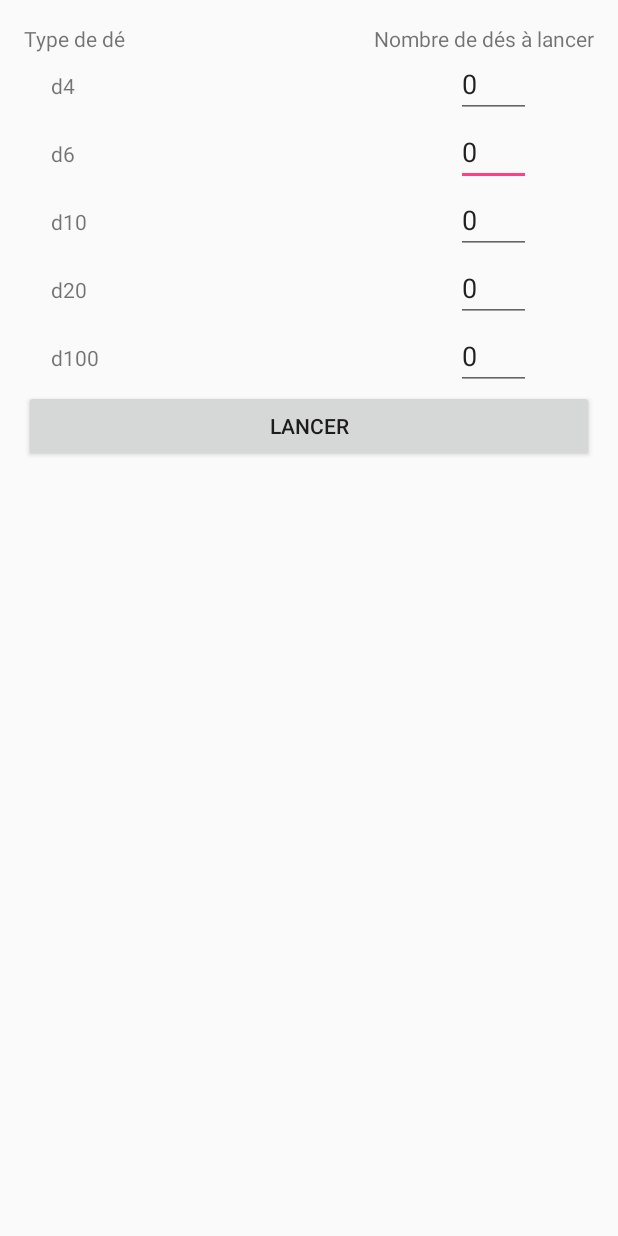
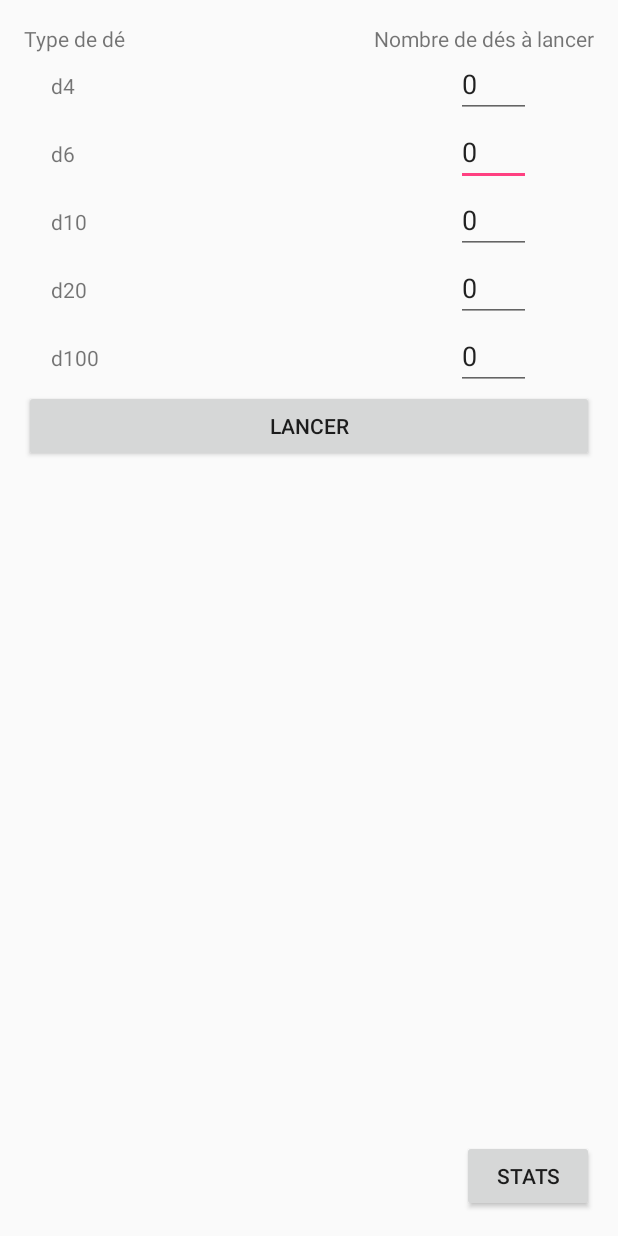
Before and after one commit to joel-vaucher/Hearc-Android-Roll-Dice, an Android app: the screen it shows after launch (MainActivity), on a phone screen of 412 x 824 dp. Run offline under Robolectric (Android 15) with nearby library versions, the phone set to English and light mode, and no system bars.

Commit message:
Affichage de la page des anciens résultats

```diff
--- a/RollAndDice/app/src/main/java/ch/hearc/rollanddice/MainActivity.java
+++ b/RollAndDice/app/src/main/java/ch/hearc/rollanddice/MainActivity.java
@@ -15,11 +15,15 @@
  */
 package ch.hearc.rollanddice;
 
+import android.app.ActionBar;
 import android.app.Activity;
 import android.content.Context;
+import android.content.Intent;
 import android.opengl.GLSurfaceView;
 import android.os.Bundle;
 import android.util.Log;
+import android.view.Menu;
+import android.view.MenuItem;
 import android.view.View;
 import android.widget.Button;
 import android.widget.EditText;
@@ -52,6 +56,9 @@ public class MainActivity extends Activity {
        // setContentView(mGLView);
         setContentView(R.layout.activity_main);
 
+      /*  ActionBar actionBar = getActionBar();
+        actionBar.show();*/
+
 
         textViewResult = (TextView)findViewById(R.id.textViewResult);
         nbD4 = (EditText)findViewById(R.id.editTextD4);
@@ -66,7 +73,15 @@ public class MainActivity extends Activity {
                 rollDices();
             }
         });
-        readSave();
+
+        Button btnStats = (Button)findViewById(R.id.buttonStats);
+        btnStats.setOnClickListener(new View.OnClickListener(){
+            @Override
+            public void onClick(View v){
+                Intent demarre= new Intent(MainActivity.this, StatsActivity.class);
+                startActivity(demarre);
+            }
+        });
     }
 
     @Override
@@ -87,6 +102,31 @@ public class MainActivity extends Activity {
         super.onResume();
       //  mGLView.onResume();
     }
+
+
+
+    /*@Override
+    public boolean onCreateOptionsMenu(Menu menu) {
+        getMenuInflater().inflate(R.menu.main_menu, menu);
+        return true;
+    }
+
+    @Override
+    public boolean onOptionsItemSelected(MenuItem item) {
+        int id = item.getItemId();
+
+        switch (id) {
+            case R.id.test:
+                return true;
+/*
+            case R.id.action_search :
+                return true;
+            case R.id.action_share :
+                return true; */
+  /*          default:
+                return super.onOptionsItemSelected(item);
+        }
+    }*/
 
     protected int readNumber(EditText editText){
         if(editText.getText().toString() == "")
@@ -163,21 +203,4 @@ public class MainActivity extends Activity {
             e.printStackTrace();
         }
     }
-
-    protected void readSave(){
-        File saveFile = new File(getFilesDir(), "RollAndDiceData");
-
-        try {
-            BufferedReader br = new BufferedReader(new FileReader(saveFile));
-            String line;
-            Log.i("readSave", "ok");
-            while ((line = br.readLine()) != null) {
-                Log.i("readSave", line);
-            }
-            br.close();
-        }
-        catch (IOException e) {
-            Log.i("readSave", "error");
-        }
-    }
 }
--- a/RollAndDice/app/src/main/res/layout/activity_main.xml
+++ b/RollAndDice/app/src/main/res/layout/activity_main.xml
@@ -140,4 +140,12 @@
         android:layout_alignParentBottom="true"
         android:layout_alignParentStart="true" />
 
+    <Button
+        android:text="Stats"
+        android:layout_width="wrap_content"
+        android:layout_height="wrap_content"
+        android:layout_alignParentBottom="true"
+        android:layout_alignParentEnd="true"
+        android:id="@+id/buttonStats" />
+
 </RelativeLayout>
```
Also changed, not shown: RollAndDice/app/src/main/AndroidManifest.xml (+6 -1 lines), RollAndDice/app/src/main/java/ch/hearc/rollanddice/ListActivity.java (added, +13 -0 lines), RollAndDice/app/src/main/java/ch/hearc/rollanddice/StatsActivity.java (added, +67 -0 lines), RollAndDice/app/src/main/res/layout/activity_list.xml (added, +9 -0 lines), RollAndDice/app/src/main/res/layout/activity_stats.xml (added, +38 -0 lines).
